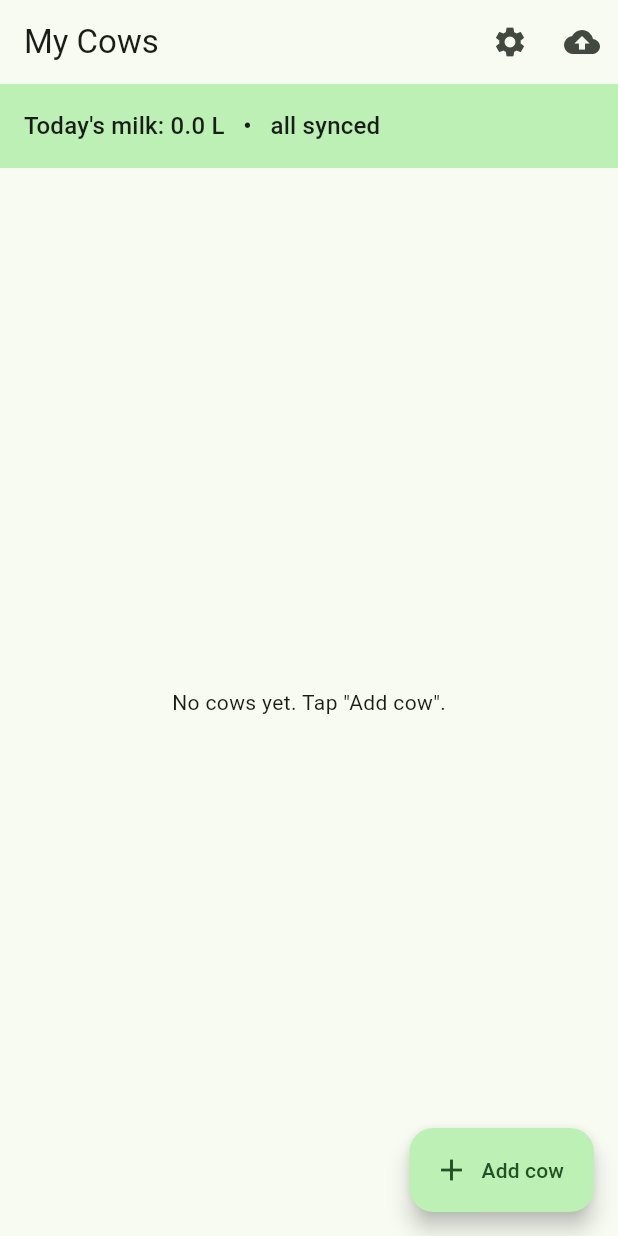
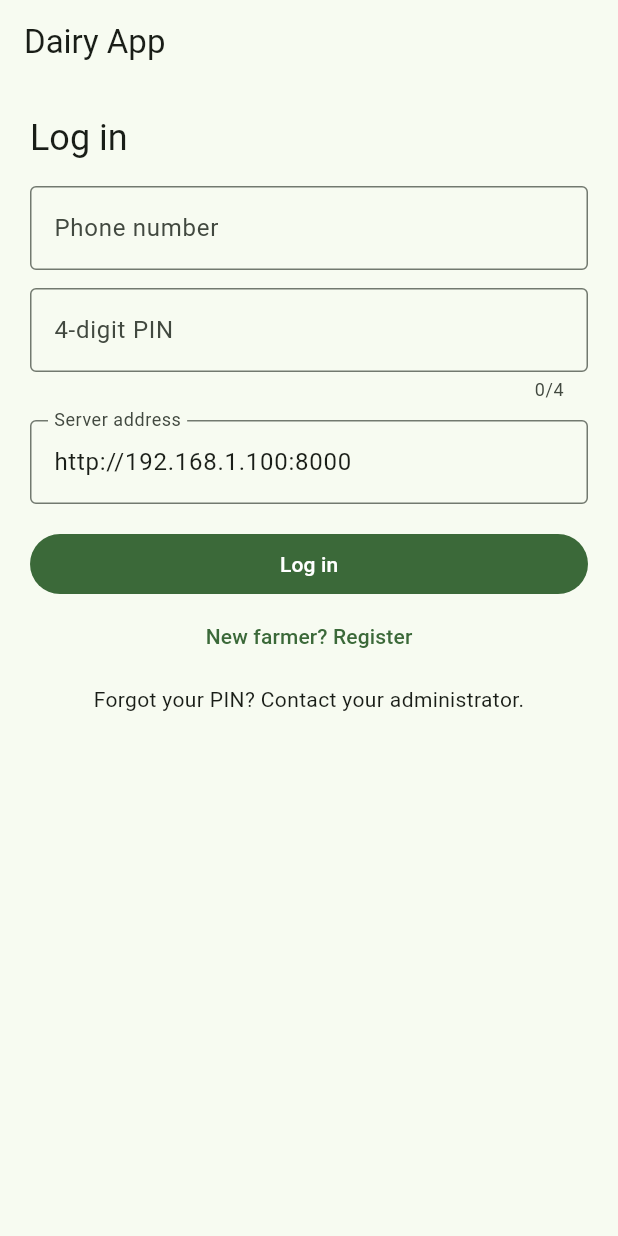
Before and after one commit to muthomibenedict95-sys/Dairyapp, a Flutter app: the screen it shows after launch, on a phone screen of 412 x 824 dp. Run offline on Flutter 3.47's test engine with Material 3 defaults, Android fonts, the phone set to English and light mode, and no system bars; our stand-ins replace connectivity_plus, sqflite; accounts and stored records are empty.

Commit message:
Phone login gate: token saved on the phone, Bearer token on sync, back to login on 401

```diff
--- a/dairy_app/lib/main.dart
+++ b/dairy_app/lib/main.dart
@@ -12,7 +12,6 @@ late Database db;
 const uuid = Uuid();
 
 // Must match API_KEY on the server.
-const apiKey = 'change-me-secret-key';
 const defaultServerUrl = 'http://192.168.1.100:8000'; // change in the app (gear icon)
 
 int nowMs() => DateTime.now().millisecondsSinceEpoch;
@@ -60,6 +59,7 @@ Future<void> main() async {
       }
     },
   );
+  await loadAuthState();
   runApp(const DairyApp());
 }
 
@@ -87,11 +87,16 @@ class SyncService {
       final milk = await db.query('milk', where: 'synced = 0');
       if (cows.isEmpty && milk.isEmpty) return 'Everything is already synced';
 
+      final token = await getToken();
+      if (token == null) return 'Please log in';
       final url = Uri.parse('${await getServerUrl()}/api/sync');
       final res = await http
           .post(
             url,
-            headers: {'Content-Type': 'application/json', 'X-API-Key': apiKey},
+            headers: {
+              'Content-Type': 'application/json',
+              'Authorization': 'Bearer $token',
+            },
             body: jsonEncode({'cows': cows, 'milk': milk}),
           )
           .timeout(const Duration(seconds: 10));
@@ -109,6 +114,10 @@ class SyncService {
         }
         await batch.commit(noResult: true);
         return 'Synced ${cows.length} cows and ${milk.length} milk records';
+      }
+      if (res.statusCode == 401) {
+        await setToken(null);
+        return 'Please log in again';
       }
       return 'Server error (${res.statusCode})';
     } on TimeoutException {
@@ -128,7 +137,7 @@ class DairyApp extends StatelessWidget {
   Widget build(BuildContext context) => MaterialApp(
         title: 'Dairy App',
         theme: ThemeData(colorSchemeSeed: Colors.green, useMaterial3: true),
-        home: const HomePage(),
+        home: const AuthGate(),
       );
 }
 
@@ -597,3 +606,175 @@ class _CowPageState extends State<CowPage> {
     );
   }
 }
+
+// ---------- login ----------
+final ValueNotifier<bool?> authState = ValueNotifier<bool?>(null);
+
+Future<String?> getToken() async {
+  final r = await db.query('settings', where: 'key = ?', whereArgs: ['auth_token']);
+  return r.isEmpty ? null : r.first['value'] as String;
+}
+
+Future<void> setToken(String? token) async {
+  if (token == null) {
+    await db.delete('settings', where: 'key = ?', whereArgs: ['auth_token']);
+  } else {
+    await db.insert('settings', {'key': 'auth_token', 'value': token},
+        conflictAlgorithm: ConflictAlgorithm.replace);
+  }
+  authState.value = token != null;
+}
+
+Future<void> loadAuthState() async {
+  authState.value = (await getToken()) != null;
+}
+
+class AuthGate extends StatelessWidget {
+  const AuthGate({super.key});
+  @override
+  Widget build(BuildContext context) => ValueListenableBuilder<bool?>(
+        valueListenable: authState,
+        builder: (context, v, _) {
+          if (v == null) {
+            return const Scaffold(body: Center(child: CircularProgressIndicator()));
+          }
+          return v ? const HomePage() : const LoginPage();
+        },
+      );
+}
+
+class LoginPage extends StatefulWidget {
+  const LoginPage({super.key});
+  @override
+  State<LoginPage> createState() => _LoginPageState();
+}
+
+class _LoginPageState extends State<LoginPage> {
+  final phone = TextEditingController();
+  final pin = TextEditingController();
+  final url = TextEditingController();
+  bool registering = false;
+  bool busy = false;
+  String? error;
+
+  @override
+  void initState() {
+    super.initState();
+    getServerUrl().then((u) => url.text = u);
+  }
+
+  @override
+  void dispose() {
+    phone.dispose();
+    pin.dispose();
+    url.dispose();
+    super.dispose();
+  }
+
+  Future<void> submit() async {
+    final p = phone.text.trim();
+    final c = pin.text.trim();
+    if (p.isEmpty) {
+      setState(() => error = 'Enter your phone number');
+      return;
+    }
+    if (!RegExp(r'^\d{4}$').hasMatch(c)) {
+      setState(() => error = 'PIN must be 4 digits');
+      return;
+    }
+    setState(() {
+      busy = true;
+      error = null;
+    });
+    try {
+      final base = url.text.trim().replaceAll(RegExp(r'/+$'), '');
+      await setServerUrl(base);
+      final res = await http
+          .post(
+            Uri.parse('$base/api/${registering ? 'register' : 'login'}'),
+            headers: {'Content-Type': 'application/json'},
+            body: jsonEncode({'phone': p, 'pin': c}),
+          )
+          .timeout(const Duration(seconds: 10));
+      if (res.statusCode == 200) {
+        final token = jsonDecode(res.body)['token'] as String;
+        // Claim everything already on this phone for this farmer.
+        await db.update('cows', {'synced': 0});
+        await db.update('milk', {'synced': 0});
+        await setToken(token);
+        return;
+      }
+      String detail = 'Something went wrong (${res.statusCode})';
+      try {
+        final d = jsonDecode(res.body)['detail'];
+        if (d is String) detail = d;
+      } catch (_) {}
+      setState(() => error = detail);
+    } on TimeoutException {
+      setState(() => error = 'Server not reachable. Check the address and your network.');
+    } catch (_) {
+      setState(() => error = 'Could not connect. Check the address and your network.');
+    } finally {
+      if (mounted) setState(() => busy = false);
+    }
+  }
+
+  @override
+  Widget build(BuildContext context) => Scaffold(
+        appBar: AppBar(title: const Text('Dairy App')),
+        body: ListView(
+          padding: const EdgeInsets.all(20),
+          children: [
+            Text(registering ? 'Create your account' : 'Log in',
+                style: Theme.of(context).textTheme.headlineSmall),
+            const SizedBox(height: 16),
+            TextField(
+              controller: phone,
+              keyboardType: TextInputType.phone,
+              decoration: const InputDecoration(
+                  labelText: 'Phone number', border: OutlineInputBorder()),
+            ),
+            const SizedBox(height: 12),
+            TextField(
+              controller: pin,
+              keyboardType: TextInputType.number,
+              obscureText: true,
+              maxLength: 4,
+              decoration: const InputDecoration(
+                  labelText: '4-digit PIN', border: OutlineInputBorder()),
+            ),
+            const SizedBox(height: 12),
+            TextField(
+              controller: url,
+              keyboardType: TextInputType.url,
+              decoration: const InputDecoration(
+                  labelText: 'Server address', border: OutlineInputBorder()),
+            ),
+            if (error != null) ...[
+              const SizedBox(height: 12),
+              Text(error!, style: TextStyle(color: Theme.of(context).colorScheme.error)),
+            ],
+            const SizedBox(height: 16),
+            FilledButton(
+              onPressed: busy ? null : submit,
+              child: Text(busy ? 'Please wait...' : (registering ? 'Register' : 'Log in')),
+            ),
+            TextButton(
+              onPressed: busy
+                  ? null
+                  : () => setState(() {
+                        registering = !registering;
+                        error = null;
+                      }),
+              child: Text(registering ? 'I already have an account' : 'New farmer? Register'),
+            ),
+            if (!registering)
+              const Padding(
+                padding: EdgeInsets.only(top: 8),
+                child: Text('Forgot your PIN? Contact your administrator.',
+                    textAlign: TextAlign.center),
+              ),
+          ],
+        ),
+      );
+}
```
